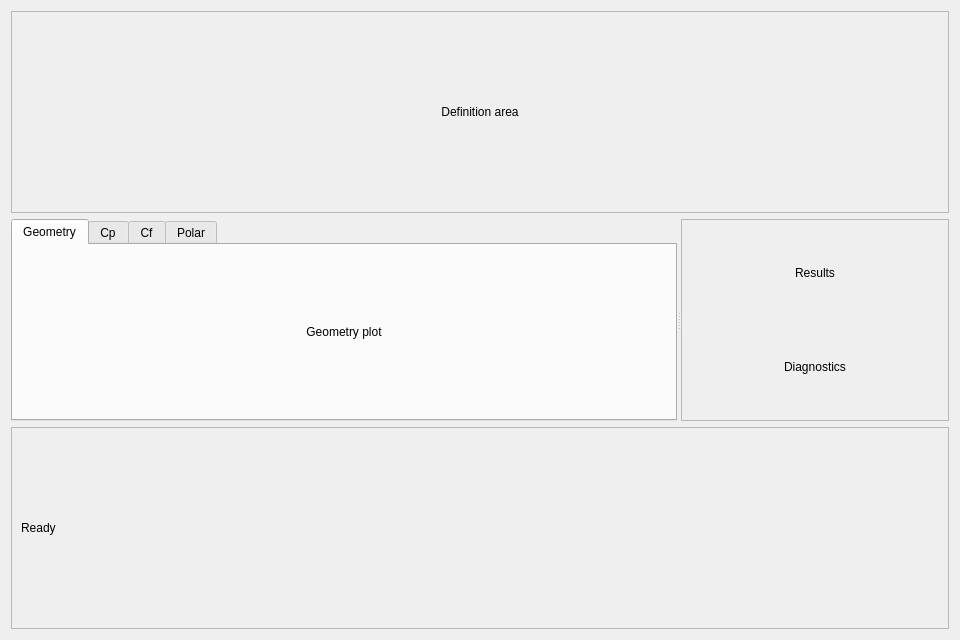
This is src/gui/XFoilWidget.ui in of33/XFOIL.next as Qt 5 draws it before an edit. The edited form follows.
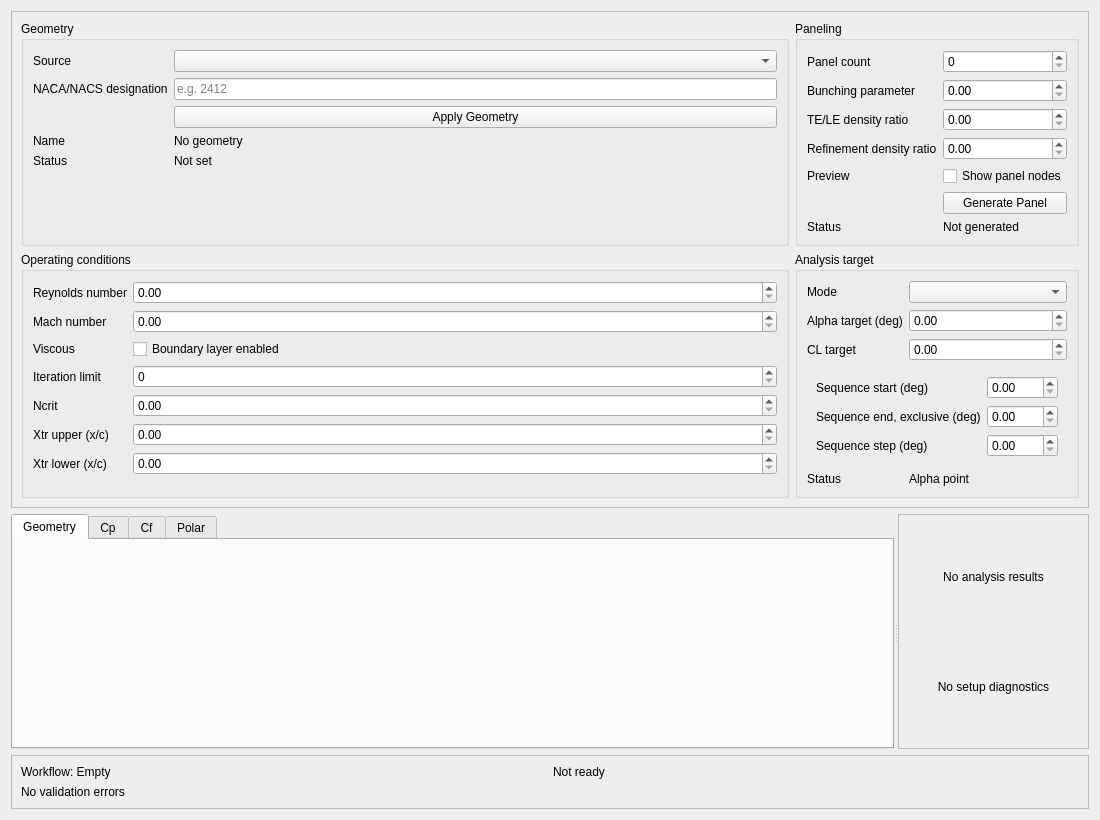
This is the edited form. Custom widgets are drawn as their Qt base class.

Commit message:
Add XFOIL.next GUI definition workflow
Add the owning G2 definition model, validated RunSpec, public-session backend, definition UI, geometry/panel preview and model/backend/widget/plot tests. The .ui owns the static structure including the promoted GeometryPlotView. No analysis, worker, file I/O or result plots are added.

```diff
--- a/src/gui/XFoilWidget.ui
+++ b/src/gui/XFoilWidget.ui
@@ -6,8 +6,8 @@
    <rect>
     <x>0</x>
     <y>0</y>
-    <width>960</width>
-    <height>640</height>
+    <width>1100</width>
+    <height>820</height>
    </rect>
   </property>
   <property name="windowTitle">
@@ -19,18 +19,487 @@
      <property name="frameShape">
       <enum>QFrame::StyledPanel</enum>
      </property>
-     <layout class="QVBoxLayout" name="definitionsLayout">
-      <item>
-       <widget class="QLabel" name="definitionsPlaceholder">
-        <property name="text">
-         <string>Definition area</string>
+     <layout class="QGridLayout" name="definitionsLayout">
+      <item row="0" column="0">
+       <widget class="QGroupBox" name="geometryGroup">
+        <property name="title">
+         <string>Geometry</string>
         </property>
-        <property name="alignment">
-         <set>Qt::AlignCenter</set>
+        <layout class="QFormLayout" name="geometryForm">
+         <item row="0" column="0">
+          <widget class="QLabel" name="geometrySourceLabel">
+           <property name="text">
+            <string>Source</string>
+           </property>
+          </widget>
+         </item>
+         <item row="0" column="1">
+          <widget class="QComboBox" name="geometrySourceCombo">
+           <property name="toolTip">
+            <string>Memory geometry is supplied by the host through setGeometry(). NACA and NACS generate in memory.</string>
+           </property>
+           <property name="accessibleName">
+            <string>Geometry source</string>
+           </property>
+          </widget>
+         </item>
+         <item row="1" column="0">
+          <widget class="QLabel" name="nacaDesignationLabel">
+           <property name="text">
+            <string>NACA/NACS designation</string>
+           </property>
+          </widget>
+         </item>
+         <item row="1" column="1">
+          <widget class="QLineEdit" name="nacaDesignationEdit">
+           <property name="placeholderText">
+            <string>e.g. 2412</string>
+           </property>
+           <property name="toolTip">
+            <string>NACA 4/5-digit or NACS designation, for example 2412.</string>
+           </property>
+           <property name="accessibleName">
+            <string>NACA or NACS designation</string>
+           </property>
+          </widget>
+         </item>
+         <item row="2" column="1">
+          <widget class="QPushButton" name="applyGeometryButton">
+           <property name="text">
+            <string>Apply Geometry</string>
+           </property>
+           <property name="toolTip">
+            <string>Validate and adopt the selected NACA or NACS geometry.</string>
+           </property>
+           <property name="accessibleName">
+            <string>Apply geometry</string>
+           </property>
+          </widget>
+         </item>
+         <item row="3" column="0">
+          <widget class="QLabel" name="geometryNameCaption">
+           <property name="text">
+            <string>Name</string>
+           </property>
+          </widget>
+         </item>
+         <item row="3" column="1">
+          <widget class="QLabel" name="geometryNameLabel">
+           <property name="text">
+            <string>No geometry</string>
+           </property>
+          </widget>
+         </item>
+         <item row="4" column="0">
+          <widget class="QLabel" name="geometryStatusCaption">
+           <property name="text">
+            <string>Status</string>
+           </property>
+          </widget>
+         </item>
+         <item row="4" column="1">
+          <widget class="QLabel" name="geometryStatusLabel">
+           <property name="text">
+            <string>Not set</string>
+           </property>
+          </widget>
+         </item>
+        </layout>
+       </widget>
+      </item>
+      <item row="0" column="1">
+       <widget class="QGroupBox" name="panelingGroup">
+        <property name="title">
+         <string>Paneling</string>
         </property>
+        <layout class="QFormLayout" name="panelingForm">
+         <item row="0" column="0">
+          <widget class="QLabel" name="panelCountLabel">
+           <property name="text">
+            <string>Panel count</string>
+           </property>
+          </widget>
+         </item>
+         <item row="0" column="1">
+          <widget class="QSpinBox" name="panelCountSpin">
+           <property name="toolTip">
+            <string>Panel-node count; public library range 2 to 595.</string>
+           </property>
+           <property name="accessibleName">
+            <string>Panel count</string>
+           </property>
+          </widget>
+         </item>
+         <item row="1" column="0">
+          <widget class="QLabel" name="bunchingLabel">
+           <property name="text">
+            <string>Bunching parameter</string>
+           </property>
+          </widget>
+         </item>
+         <item row="1" column="1">
+          <widget class="QDoubleSpinBox" name="bunchingSpin">
+           <property name="toolTip">
+            <string>Dimensionless PANGEN bunching parameter.</string>
+           </property>
+           <property name="accessibleName">
+            <string>Bunching parameter</string>
+           </property>
+          </widget>
+         </item>
+         <item row="2" column="0">
+          <widget class="QLabel" name="teToLeLabel">
+           <property name="text">
+            <string>TE/LE density ratio</string>
+           </property>
+          </widget>
+         </item>
+         <item row="2" column="1">
+          <widget class="QDoubleSpinBox" name="teToLeSpin">
+           <property name="toolTip">
+            <string>Dimensionless trailing-edge to leading-edge density ratio.</string>
+           </property>
+           <property name="accessibleName">
+            <string>Trailing-edge to leading-edge density ratio</string>
+           </property>
+          </widget>
+         </item>
+         <item row="3" column="0">
+          <widget class="QLabel" name="refinementLabel">
+           <property name="text">
+            <string>Refinement density ratio</string>
+           </property>
+          </widget>
+         </item>
+         <item row="3" column="1">
+          <widget class="QDoubleSpinBox" name="refinementSpin">
+           <property name="toolTip">
+            <string>Dimensionless refinement density ratio.</string>
+           </property>
+           <property name="accessibleName">
+            <string>Refinement density ratio</string>
+           </property>
+          </widget>
+         </item>
+         <item row="4" column="0">
+          <widget class="QLabel" name="showPanelNodesLabel">
+           <property name="text">
+            <string>Preview</string>
+           </property>
+          </widget>
+         </item>
+         <item row="4" column="1">
+          <widget class="QCheckBox" name="showPanelNodesCheck">
+           <property name="text">
+            <string>Show panel nodes</string>
+           </property>
+           <property name="toolTip">
+            <string>Show panel nodes on the geometry preview.</string>
+           </property>
+           <property name="accessibleName">
+            <string>Show panel nodes</string>
+           </property>
+          </widget>
+         </item>
+         <item row="5" column="1">
+          <widget class="QPushButton" name="generatePanelButton">
+           <property name="text">
+            <string>Generate Panel</string>
+           </property>
+           <property name="toolTip">
+            <string>Generate the panel from the current geometry and paneling options.</string>
+           </property>
+           <property name="accessibleName">
+            <string>Generate panel</string>
+           </property>
+          </widget>
+         </item>
+         <item row="6" column="0">
+          <widget class="QLabel" name="panelStatusCaption">
+           <property name="text">
+            <string>Status</string>
+           </property>
+          </widget>
+         </item>
+         <item row="6" column="1">
+          <widget class="QLabel" name="panelStatusLabel">
+           <property name="text">
+            <string>Not generated</string>
+           </property>
+          </widget>
+         </item>
+        </layout>
+       </widget>
+      </item>
+      <item row="1" column="0">
+       <widget class="QGroupBox" name="operatingGroup">
+        <property name="title">
+         <string>Operating conditions</string>
+        </property>
+        <layout class="QFormLayout" name="operatingForm">
+         <item row="0" column="0">
+          <widget class="QLabel" name="reynoldsLabel">
+           <property name="text">
+            <string>Reynolds number</string>
+           </property>
+          </widget>
+         </item>
+         <item row="0" column="1">
+          <widget class="QDoubleSpinBox" name="reynoldsSpin">
+           <property name="toolTip">
+            <string>Dimensionless Reynolds number. Viscous analysis requires a positive value.</string>
+           </property>
+           <property name="accessibleName">
+            <string>Reynolds number</string>
+           </property>
+          </widget>
+         </item>
+         <item row="1" column="0">
+          <widget class="QLabel" name="machLabel">
+           <property name="text">
+            <string>Mach number</string>
+           </property>
+          </widget>
+         </item>
+         <item row="1" column="1">
+          <widget class="QDoubleSpinBox" name="machSpin">
+           <property name="toolTip">
+            <string>Dimensionless Mach number in [0, 1).</string>
+           </property>
+           <property name="accessibleName">
+            <string>Mach number</string>
+           </property>
+          </widget>
+         </item>
+         <item row="2" column="0">
+          <widget class="QLabel" name="viscousLabel">
+           <property name="text">
+            <string>Viscous</string>
+           </property>
+          </widget>
+         </item>
+         <item row="2" column="1">
+          <widget class="QCheckBox" name="viscousCheck">
+           <property name="text">
+            <string>Boundary layer enabled</string>
+           </property>
+           <property name="toolTip">
+            <string>Enable the boundary-layer calculation for the configured run.</string>
+           </property>
+           <property name="accessibleName">
+            <string>Viscous boundary layer enabled</string>
+           </property>
+          </widget>
+         </item>
+         <item row="3" column="0">
+          <widget class="QLabel" name="iterationsLabel">
+           <property name="text">
+            <string>Iteration limit</string>
+           </property>
+          </widget>
+         </item>
+         <item row="3" column="1">
+          <widget class="QSpinBox" name="iterationsSpin">
+           <property name="toolTip">
+            <string>Positive maximum iteration count.</string>
+           </property>
+           <property name="accessibleName">
+            <string>Maximum iterations</string>
+           </property>
+          </widget>
+         </item>
+         <item row="4" column="0">
+          <widget class="QLabel" name="ncritLabel">
+           <property name="text">
+            <string>Ncrit</string>
+           </property>
+          </widget>
+         </item>
+         <item row="4" column="1">
+          <widget class="QDoubleSpinBox" name="ncritSpin">
+           <property name="toolTip">
+            <string>Critical amplification exponent; must be positive.</string>
+           </property>
+           <property name="accessibleName">
+            <string>Ncrit</string>
+           </property>
+          </widget>
+         </item>
+         <item row="5" column="0">
+          <widget class="QLabel" name="xtrUpperLabel">
+           <property name="text">
+            <string>Xtr upper (x/c)</string>
+           </property>
+          </widget>
+         </item>
+         <item row="5" column="1">
+          <widget class="QDoubleSpinBox" name="xtrUpperSpin">
+           <property name="toolTip">
+            <string>Upper transition trip position x/c in [0, 1].</string>
+           </property>
+           <property name="accessibleName">
+            <string>Upper transition position x over c</string>
+           </property>
+          </widget>
+         </item>
+         <item row="6" column="0">
+          <widget class="QLabel" name="xtrLowerLabel">
+           <property name="text">
+            <string>Xtr lower (x/c)</string>
+           </property>
+          </widget>
+         </item>
+         <item row="6" column="1">
+          <widget class="QDoubleSpinBox" name="xtrLowerSpin">
+           <property name="toolTip">
+            <string>Lower transition trip position x/c in [0, 1].</string>
+           </property>
+           <property name="accessibleName">
+            <string>Lower transition position x over c</string>
+           </property>
+          </widget>
+         </item>
+        </layout>
+       </widget>
+      </item>
+      <item row="1" column="1">
+       <widget class="QGroupBox" name="targetGroup">
+        <property name="title">
+         <string>Analysis target</string>
+        </property>
+        <layout class="QFormLayout" name="targetForm">
+         <item row="0" column="0">
+          <widget class="QLabel" name="targetModeLabel">
+           <property name="text">
+            <string>Mode</string>
+           </property>
+          </widget>
+         </item>
+         <item row="0" column="1">
+          <widget class="QComboBox" name="targetModeCombo">
+           <property name="toolTip">
+            <string>Choose alpha point, CL point or alpha sequence.</string>
+           </property>
+           <property name="accessibleName">
+            <string>Analysis target mode</string>
+           </property>
+          </widget>
+         </item>
+         <item row="1" column="0">
+          <widget class="QLabel" name="alphaTargetLabel">
+           <property name="text">
+            <string>Alpha target (deg)</string>
+           </property>
+          </widget>
+         </item>
+         <item row="1" column="1">
+          <widget class="QDoubleSpinBox" name="alphaTargetSpin">
+           <property name="toolTip">
+            <string>Alpha target in degrees.</string>
+           </property>
+           <property name="accessibleName">
+            <string>Alpha target in degrees</string>
+           </property>
+          </widget>
+         </item>
+         <item row="2" column="0">
+          <widget class="QLabel" name="clTargetLabel">
+           <property name="text">
+            <string>CL target</string>
+           </property>
+          </widget>
+         </item>
+         <item row="2" column="1">
+          <widget class="QDoubleSpinBox" name="clTargetSpin">
+           <property name="toolTip">
+            <string>Lift coefficient target; dimensionless.</string>
+           </property>
+           <property name="accessibleName">
+            <string>Lift coefficient target</string>
+           </property>
+          </widget>
+         </item>
+         <item row="3" column="0" colspan="2">
+          <widget class="QWidget" name="sequenceFields" native="true">
+           <layout class="QFormLayout" name="sequenceForm">
+            <item row="0" column="0">
+             <widget class="QLabel" name="sequenceStartLabel">
+              <property name="text">
+               <string>Sequence start (deg)</string>
+              </property>
+             </widget>
+            </item>
+            <item row="0" column="1">
+             <widget class="QDoubleSpinBox" name="sequenceStartSpin">
+              <property name="toolTip">
+               <string>Sequence start in degrees.</string>
+              </property>
+              <property name="accessibleName">
+               <string>Sequence start in degrees</string>
+              </property>
+             </widget>
+            </item>
+            <item row="1" column="0">
+             <widget class="QLabel" name="sequenceEndLabel">
+              <property name="text">
+               <string>Sequence end, exclusive (deg)</string>
+              </property>
+             </widget>
+            </item>
+            <item row="1" column="1">
+             <widget class="QDoubleSpinBox" name="sequenceEndSpin">
+              <property name="toolTip">
+               <string>Exclusive end: the end value itself is not run.</string>
+              </property>
+              <property name="accessibleName">
+               <string>Sequence exclusive end in degrees</string>
+              </property>
+             </widget>
+            </item>
+            <item row="2" column="0">
+             <widget class="QLabel" name="sequenceStepLabel">
+              <property name="text">
+               <string>Sequence step (deg)</string>
+              </property>
+             </widget>
+            </item>
+            <item row="2" column="1">
+             <widget class="QDoubleSpinBox" name="sequenceStepSpin">
+              <property name="toolTip">
+               <string>Sequence step in degrees. Zero is rejected.</string>
+              </property>
+              <property name="accessibleName">
+               <string>Sequence step in degrees</string>
+              </property>
+             </widget>
+            </item>
+           </layout>
+          </widget>
+         </item>
+         <item row="4" column="0">
+          <widget class="QLabel" name="targetStatusCaption">
+           <property name="text">
+            <string>Status</string>
+           </property>
+          </widget>
+         </item>
+         <item row="4" column="1">
+          <widget class="QLabel" name="targetStatusLabel">
+           <property name="text">
+            <string>Alpha point</string>
+           </property>
+          </widget>
+         </item>
+        </layout>
        </widget>
       </item>
      </layout>
+     <property name="sizePolicy">
+      <sizepolicy hsizetype="Preferred" vsizetype="Preferred">
+       <horstretch>0</horstretch>
+       <verstretch>0</verstretch>
+      </sizepolicy>
+     </property>
     </widget>
    </item>
    <item>
@@ -48,12 +517,12 @@
        </attribute>
        <layout class="QVBoxLayout" name="geometryLayout">
         <item>
-         <widget class="QLabel" name="geometryPlaceholder">
-          <property name="text">
-           <string>Geometry plot</string>
+         <widget class="xfoil::gui::GeometryPlotView" name="geometryPlot">
+          <property name="toolTip">
+           <string>Geometry contour and optional panel nodes in x/c and y/c.</string>
           </property>
-          <property name="alignment">
-           <set>Qt::AlignCenter</set>
+          <property name="accessibleName">
+           <string>Geometry and panel preview</string>
           </property>
          </widget>
         </item>
@@ -110,6 +579,12 @@
         </item>
        </layout>
       </widget>
+      <property name="sizePolicy">
+       <sizepolicy hsizetype="Expanding" vsizetype="Expanding">
+        <horstretch>3</horstretch>
+        <verstretch>1</verstretch>
+       </sizepolicy>
+      </property>
      </widget>
      <widget class="QFrame" name="resultsPanel">
       <property name="frameShape">
@@ -119,7 +594,7 @@
        <item>
         <widget class="QLabel" name="resultsPlaceholder">
          <property name="text">
-          <string>Results</string>
+          <string>No analysis results</string>
          </property>
          <property name="alignment">
           <set>Qt::AlignCenter</set>
@@ -129,15 +604,30 @@
        <item>
         <widget class="QLabel" name="diagnosticsPlaceholder">
          <property name="text">
-          <string>Diagnostics</string>
+          <string>No setup diagnostics</string>
          </property>
          <property name="alignment">
           <set>Qt::AlignCenter</set>
          </property>
+         <property name="wordWrap">
+          <bool>true</bool>
+         </property>
         </widget>
        </item>
       </layout>
+      <property name="sizePolicy">
+       <sizepolicy hsizetype="Preferred" vsizetype="Expanding">
+        <horstretch>1</horstretch>
+        <verstretch>1</verstretch>
+       </sizepolicy>
+      </property>
      </widget>
+     <property name="sizePolicy">
+      <sizepolicy hsizetype="Preferred" vsizetype="Expanding">
+       <horstretch>0</horstretch>
+       <verstretch>1</verstretch>
+      </sizepolicy>
+     </property>
     </widget>
    </item>
    <item>
@@ -145,19 +635,78 @@
      <property name="frameShape">
       <enum>QFrame::StyledPanel</enum>
      </property>
-     <layout class="QHBoxLayout" name="statusLayout">
+     <layout class="QVBoxLayout" name="statusLayout">
       <item>
-       <widget class="QLabel" name="statusLabel">
+       <layout class="QHBoxLayout" name="statusLine">
+        <item>
+         <widget class="QLabel" name="workflowStateLabel">
+          <property name="text">
+           <string>Workflow: Empty</string>
+          </property>
+         </widget>
+        </item>
+        <item>
+         <widget class="QLabel" name="statusLabel">
+          <property name="text">
+           <string>Not ready</string>
+          </property>
+         </widget>
+        </item>
+       </layout>
+      </item>
+      <item>
+       <widget class="QLabel" name="validationLabel">
         <property name="text">
-         <string>Ready</string>
+         <string>No validation errors</string>
+        </property>
+        <property name="wordWrap">
+         <bool>true</bool>
         </property>
        </widget>
       </item>
      </layout>
+     <property name="sizePolicy">
+      <sizepolicy hsizetype="Preferred" vsizetype="Preferred">
+       <horstretch>0</horstretch>
+       <verstretch>0</verstretch>
+      </sizepolicy>
+     </property>
     </widget>
    </item>
   </layout>
  </widget>
- <resources/>
- <connections/>
+ <tabstops>
+  <tabstop>geometrySourceCombo</tabstop>
+  <tabstop>nacaDesignationEdit</tabstop>
+  <tabstop>applyGeometryButton</tabstop>
+  <tabstop>panelCountSpin</tabstop>
+  <tabstop>bunchingSpin</tabstop>
+  <tabstop>teToLeSpin</tabstop>
+  <tabstop>refinementSpin</tabstop>
+  <tabstop>showPanelNodesCheck</tabstop>
+  <tabstop>generatePanelButton</tabstop>
+  <tabstop>reynoldsSpin</tabstop>
+  <tabstop>machSpin</tabstop>
+  <tabstop>viscousCheck</tabstop>
+  <tabstop>iterationsSpin</tabstop>
+  <tabstop>ncritSpin</tabstop>
+  <tabstop>xtrUpperSpin</tabstop>
+  <tabstop>xtrLowerSpin</tabstop>
+  <tabstop>targetModeCombo</tabstop>
+  <tabstop>alphaTargetSpin</tabstop>
+  <tabstop>clTargetSpin</tabstop>
+  <tabstop>sequenceStartSpin</tabstop>
+  <tabstop>sequenceEndSpin</tabstop>
+  <tabstop>sequenceStepSpin</tabstop>
+ </tabstops>
+ <resources />
+ <connections />
+ <customwidgets>
+  <customwidget>
+   <class>xfoil::gui::GeometryPlotView</class>
+   <extends>QWidget</extends>
+   <header>plots/GeometryPlotView.h</header>
+   <container>0</container>
+  </customwidget>
+ </customwidgets>
 </ui>
```
Left out of the diff: 2 changed lines with no effect on the pictures. The commit also changes 22 other files.
